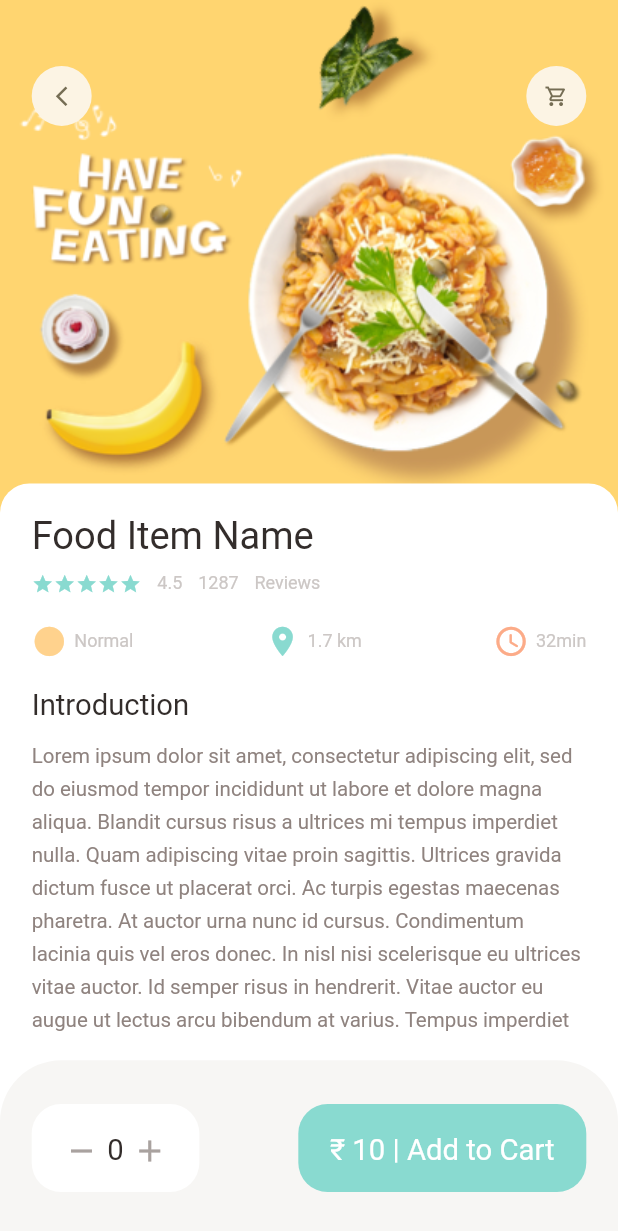
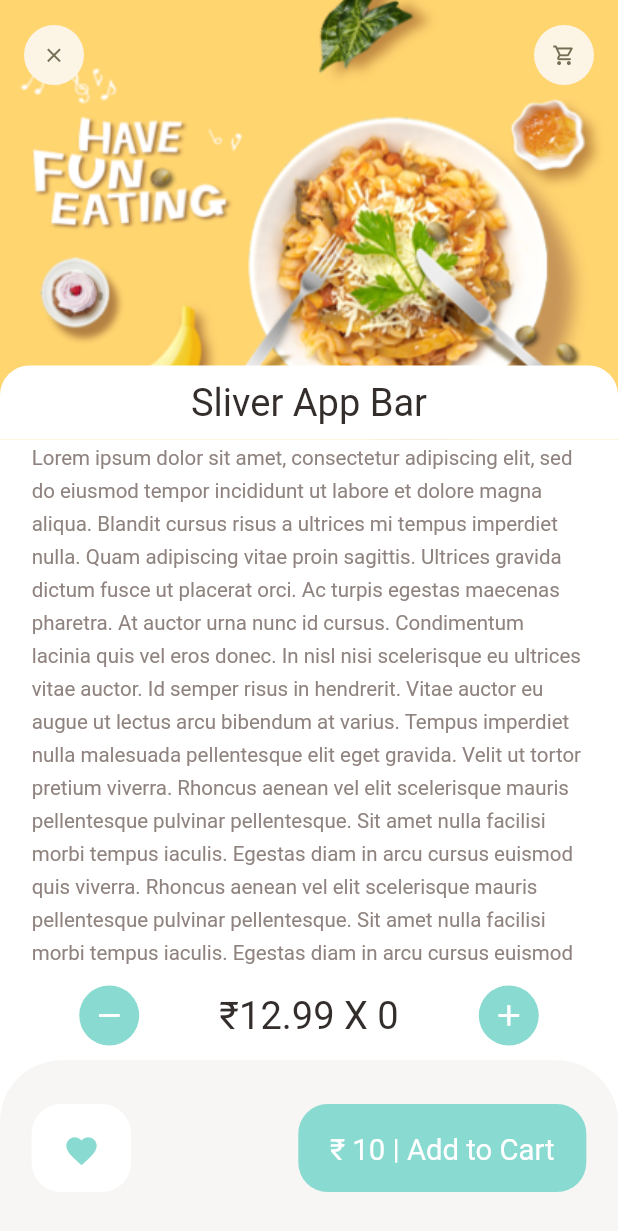
Before and after one commit to pullsaki/food-app, a Flutter app: the screen it shows after launch, after a tap on "Show more", on a phone screen of 412 x 824 dp. Shown: the top 1231 px of the screen. Run offline on Flutter 3.47's test engine with Material 2 defaults, Android fonts, the phone set to English and light mode, and no system bars; our stand-ins replace dots_indicator, get.

Commit message:
Complete Recommended Food Detail Page

```diff
--- a/lib/main.dart
+++ b/lib/main.dart
@@ -1,5 +1,6 @@
 import 'package:flutter/material.dart';
 import 'package:food_app/pages/food/popular_food_detail.dart';
+import 'package:food_app/pages/food/recommended_food_detail.dart';
 import 'package:food_app/pages/home/main_food_page.dart';
 import 'package:get/get.dart';
 
@@ -19,6 +20,6 @@ class MyApp extends StatelessWidget {
         theme: ThemeData(
           primarySwatch: Colors.blue,
         ),
-        home: const PopularFoodDetail());
+        home: const RecommendedFoodDetail());
   }
 }
--- a/lib/pages/food/popular_food_detail.dart
+++ b/lib/pages/food/popular_food_detail.dart
@@ -1,6 +1,7 @@
 import 'package:flutter/material.dart';
 import 'package:food_app/utils/colors.dart';
 import 'package:food_app/utils/dimensions.dart';
+import 'package:food_app/utils/dummytext.dart';
 
 import 'package:food_app/widgets/app_icon.dart';
 import 'package:food_app/widgets/big_text.dart';
@@ -62,11 +63,9 @@ class PopularFoodDetail extends StatelessWidget {
                   SizedBox(height: Dimensions.height20),
                   BigText(text: "Introduction"),
                   SizedBox(height: Dimensions.height10),
-                  const Expanded(
+                  Expanded(
                       child: SingleChildScrollView(
-                    child: ExpandableTextWidget(
-                        text:
-                            "Lorem ipsum dolor sit amet, consectetur adipiscing elit, sed do eiusmod tempor incididunt ut labore et dolore magna aliqua. Blandit cursus risus at ultrices mi tempus imperdiet nulla. Quam adipiscing vitae proin sagittis. Ultrices gravida dictum fusce ut placerat orci. Ac turpis egestas maecenas pharetra. At auctor urna nunc id cursus. Condimentum lacinia quis vel eros donec. In nisl nisi scelerisque eu ultrices vitae auctor. Id semper risus in hendrerit. Vitae auctor eu augue ut lectus arcu bibendum at varius. Tempus imperdiet nulla malesuada pellentesque elit eget gravida. Velit ut tortor pretium viverra. Rhoncus aenean vel elit scelerisque mauris pellentesque pulvinar pellentesque. Sit amet nulla facilisi morbi tempus iaculis. Egestas diam in arcu cursus euismod quis viverra. Rhoncus aenean vel elit scelerisque mauris pellentesque pulvinar pellentesque. Sit amet nulla facilisi morbi tempus iaculis. Egestas diam in arcu cursus euismod quis viverra. Rhoncus aenean vel elit scelerisque mauris pellentesque pulvinar pellentesque. Sit amet nulla facilisi morbi tempus iaculis. Egestas diam in arcu cursus euismod quis viverra. Rhoncus aenean vel elit scelerisque mauris pellentesque pulvinar pellentesque. Sit amet nulla facilisi morbi tempus iaculis. Egestas diam in arcu cursus euismod quis viverra."),
+                    child: ExpandableTextWidget(text: DummyText.value),
                   )),
                 ],
               ),
--- /dev/null
+++ b/lib/pages/food/recommended_food_detail.dart
@@ -0,0 +1,137 @@
+import 'package:flutter/material.dart';
+import 'package:food_app/utils/colors.dart';
+import 'package:food_app/utils/dummytext.dart';
+import 'package:food_app/widgets/app_icon.dart';
+import 'package:food_app/widgets/big_text.dart';
+import 'package:food_app/widgets/expandable_text.dart';
+
+import '../../utils/dimensions.dart';
+
+class RecommendedFoodDetail extends StatelessWidget {
+  const RecommendedFoodDetail({Key? key}) : super(key: key);
+
+  @override
+  Widget build(BuildContext context) {
+    return Scaffold(
+      backgroundColor: Colors.white,
+      body: CustomScrollView(
+        slivers: [
+          SliverAppBar(
+            toolbarHeight: Dimensions.recommendedToolBarSize,
+            title: Row(
+              mainAxisAlignment: MainAxisAlignment.spaceBetween,
+              children: const [
+                AppIcon(icon: Icons.clear),
+                AppIcon(icon: Icons.shopping_cart_outlined),
+              ],
+            ),
+            bottom: PreferredSize(
+              preferredSize: Size.fromHeight(Dimensions.height25),
+              child: Container(
+                width: double.maxFinite,
+                padding: EdgeInsets.symmetric(vertical: Dimensions.height10),
+                decoration: BoxDecoration(
+                  borderRadius: BorderRadius.only(
+                      topLeft: Radius.circular(Dimensions.radius20),
+                      topRight: Radius.circular(Dimensions.radius20)),
+                  color: Colors.white,
+                ),
+                child: Center(
+                    child: BigText(
+                  text: "Sliver App Bar",
+                  size: Dimensions.font26,
+                )),
+              ),
+            ),
+            pinned: true,
+            backgroundColor: AppColors.yellowColor,
+            expandedHeight: Dimensions.recommendedImageSize,
+            flexibleSpace: FlexibleSpaceBar(
+                background: Image.asset(
+              "assets/image/food0.png",
+              width: double.maxFinite,
+              fit: BoxFit.cover,
+            )),
+          ),
+          SliverToBoxAdapter(
+            child: Column(
+              children: [
+                Container(
+                  margin: EdgeInsets.symmetric(horizontal: Dimensions.width20),
+                  child: ExpandableTextWidget(
+                      text: "${DummyText.value}\n${DummyText.value}\n"),
+                ),
+              ],
+            ),
+          ),
+        ],
+      ),
+      bottomNavigationBar: Column(
+        mainAxisSize: MainAxisSize.min,
+        children: [
+          Container(
+            padding: EdgeInsets.symmetric(
+                horizontal: Dimensions.width20 * 2.5,
+                vertical: Dimensions.height10),
+            child: Row(
+              mainAxisAlignment: MainAxisAlignment.spaceBetween,
+              children: [
+                AppIcon(
+                    iconSize: Dimensions.iconSize24,
+                    icon: Icons.remove,
+                    backgroundColor: AppColors.maincolor,
+                    iconcolor: Colors.white),
+                BigText(
+                    text: "₹12.99 X 0",
+                    color: AppColors.mainBlackColor,
+                    size: Dimensions.font26),
+                // ),
+                AppIcon(
+                    iconSize: Dimensions.iconSize24,
+                    icon: Icons.add,
+                    backgroundColor: AppColors.maincolor,
+                    iconcolor: Colors.white),
+              ],
+            ),
+          ),
+          Container(
+            height: Dimensions.bottomHeight,
+            padding: EdgeInsets.symmetric(
+                horizontal: Dimensions.width20, vertical: Dimensions.height30),
+            decoration: BoxDecoration(
+                color: AppColors.buttonBackgroundColor,
+                borderRadius: BorderRadius.only(
+                    topLeft: Radius.circular(Dimensions.radius20 * 2.1),
+                    topRight: Radius.circular(Dimensions.radius20 * 2.1))),
+            child: Row(
+              mainAxisAlignment: MainAxisAlignment.spaceBetween,
+              children: [
+                Container(
+                    padding: EdgeInsets.symmetric(
+                        horizontal: Dimensions.width20,
+                        vertical: Dimensions.height20),
+                    decoration: BoxDecoration(
+                        borderRadius:
+                            BorderRadius.circular(Dimensions.radius20),
+                        color: Colors.white),
+                    child:
+                        const Icon(Icons.favorite, color: AppColors.maincolor)),
+                Container(
+                  padding: EdgeInsets.symmetric(
+                      horizontal: Dimensions.width20,
+                      vertical: Dimensions.height20),
+                  decoration: BoxDecoration(
+                    borderRadius: BorderRadius.circular(Dimensions.radius20),
+                    color: AppColors.maincolor,
+                  ),
+                  child:
+                      BigText(text: "₹ 10 | Add to Cart", color: Colors.white),
+                )
+              ],
+            ),
+          )
+        ],
+      ),
+    );
+  }
+}
--- a/lib/utils/dimensions.dart
+++ b/lib/utils/dimensions.dart
@@ -45,4 +45,7 @@ class Dimensions {
   static double popularImageSize = screenHeight / 2.41;
 
   static double bottomHeight = screenHeight / 7.03;
+
+  static double recommendedImageSize = screenHeight / 2.81;
+  static double recommendedToolBarSize = screenHeight / 11.25;
 }
--- /dev/null
+++ b/lib/utils/dummytext.dart
@@ -0,0 +1,4 @@
+class DummyText {
+  static String value =
+      "Lorem ipsum dolor sit amet, consectetur adipiscing elit, sed do eiusmod tempor incididunt ut labore et dolore magna aliqua. Blandit cursus risus at ultrices mi tempus imperdiet nulla. Quam adipiscing vitae proin sagittis. Ultrices gravida dictum fusce ut placerat orci. Ac turpis egestas maecenas pharetra. At auctor urna nunc id cursus. Condimentum lacinia quis vel eros donec. In nisl nisi scelerisque eu ultrices vitae auctor. Id semper risus in hendrerit. Vitae auctor eu augue ut lectus arcu bibendum at varius. Tempus imperdiet nulla malesuada pellentesque elit eget gravida. Velit ut tortor pretium viverra. Rhoncus aenean vel elit scelerisque mauris pellentesque pulvinar pellentesque. Sit amet nulla facilisi morbi tempus iaculis. Egestas diam in arcu cursus euismod quis viverra. Rhoncus aenean vel elit scelerisque mauris pellentesque pulvinar pellentesque. Sit amet nulla facilisi morbi tempus iaculis. Egestas diam in arcu cursus euismod quis viverra. Rhoncus aenean vel elit scelerisque mauris pellentesque pulvinar pellentesque. Sit amet nulla facilisi morbi tempus iaculis. Egestas diam in arcu cursus euismod quis viverra. Rhoncus aenean vel elit scelerisque mauris pellentesque pulvinar pellentesque. Sit amet nulla facilisi morbi tempus iaculis. Egestas diam in arcu cursus euismod quis viverra.";
+}
--- a/lib/widgets/app_icon.dart
+++ b/lib/widgets/app_icon.dart
@@ -6,12 +6,14 @@ class AppIcon extends StatelessWidget {
   final Color backgroundColor;
   final Color iconcolor;
   final double size;
+  final double iconSize;
   const AppIcon(
       {Key? key,
       required this.icon,
       this.backgroundColor = const Color(0xFFfcf4e4),
       this.iconcolor = const Color(0xFF756d54),
-      this.size = 40})
+      this.size = 40,
+      this.iconSize = 16})
       : super(key: key);
 
   @override
@@ -27,7 +29,7 @@ class AppIcon extends StatelessWidget {
         child: Icon(
           icon,
           color: iconcolor,
-          size: Dimensions.iconSize16,
+          size: (iconSize == 16) ? Dimensions.iconSize16 : iconSize,
         ),
       ),
     );
```
